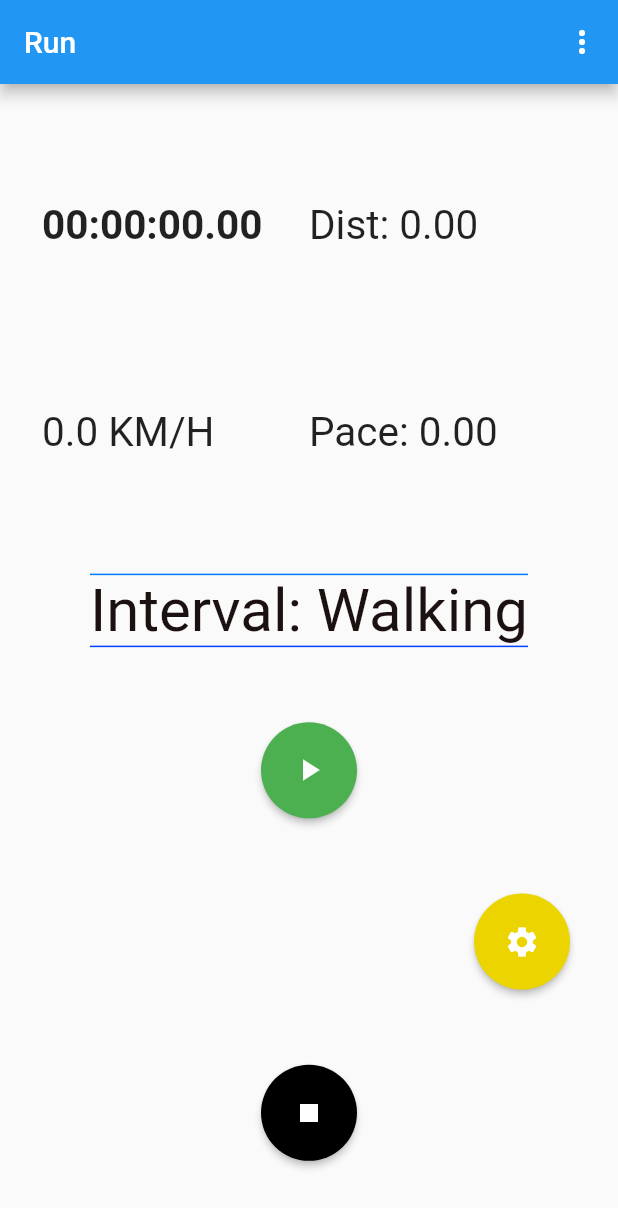
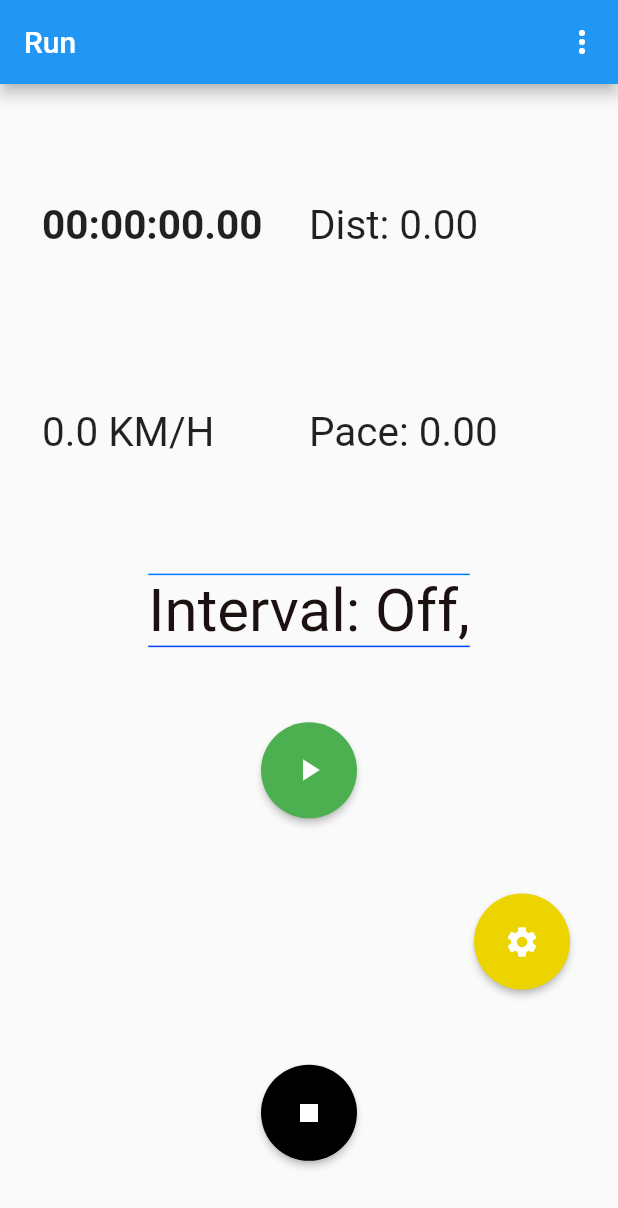
Before and after one commit to FJeanC/Corra_flutter, a Flutter app: the CronometroView screen opened directly with empty values, on a phone screen of 412 x 824 dp. Shown: the top 1208 px of the screen. Run offline on Flutter 3.47's test engine with Material 2 defaults, Android fonts, the phone set to English and light mode, and no system bars; our stand-ins replace bloc, cloud_firestore, equatable, firebase_auth, firebase_core, firebase_storage and 7 more; accounts and stored records are empty; generated files the repository leaves out were written again.

Commit message:
Arrumando a view

```diff
--- a/lib/l10n/app_en.arb
+++ b/lib/l10n/app_en.arb
@@ -54,6 +54,7 @@
     "distance" : "Distance",
     "startTime" : "Start Time",
     "couldntSaveImage" : "Couldn't save Image",
-    "imageSaved" : "Image Saved"
+    "imageSaved" : "Image Saved",
+    "disabled" : "Off"
 
 }
--- a/lib/l10n/app_pt.arb
+++ b/lib/l10n/app_pt.arb
@@ -54,5 +54,6 @@
     "distance" : "Distância",
     "startTime" : "Início",
     "couldntSaveImage" : "Não foi possível salvar a imagem",
-    "imageSaved" : "Imagem Salva"
+    "imageSaved" : "Imagem Salva",
+    "disabled" : "Desligado"
 }
--- a/lib/views/cronometro/cronometro_view.dart
+++ b/lib/views/cronometro/cronometro_view.dart
@@ -316,7 +316,7 @@ class _CronometroViewState extends State<CronometroView> {
               ),
             ),
             child: Text(
-              '${AppLocalizations.of(context)!.interval}: ${intervalNameType ?? AppLocalizations.of(context)!.walking}',
+              '${AppLocalizations.of(context)!.interval}: ${interObj.userWantsInterval ? (intervalNameType ?? AppLocalizations.of(context)!.walking) : AppLocalizations.of(context)!.disabled},',
               textAlign: TextAlign.center,
               style: const TextStyle(
                   color: Color.fromARGB(255, 28, 17, 17), fontSize: 40),
@@ -421,18 +421,3 @@ class CustumButton extends StatelessWidget {
     );
   }
 }
-
-
-
-          // StreamBuilder<double?>(
-          //   stream: _paceUpdatedStreamController.stream,
-          //   initialData: 0,
-          //   builder: (context, snapshot) {
-          //     if (!showPlayButton) {
-          //       print('Pace ${snapshot.data}');
-          //       return Text(
-          //           'Pace: ${snapshot.data!.toStringAsFixed(1)} min/km');
-          //     }
-          //     return const Text('Pace: 0.0 min/km');
-          //   },
-          // ),
```
Also changed, not shown: lib/views/runs/run_list_view.dart (+4 -3 lines).
